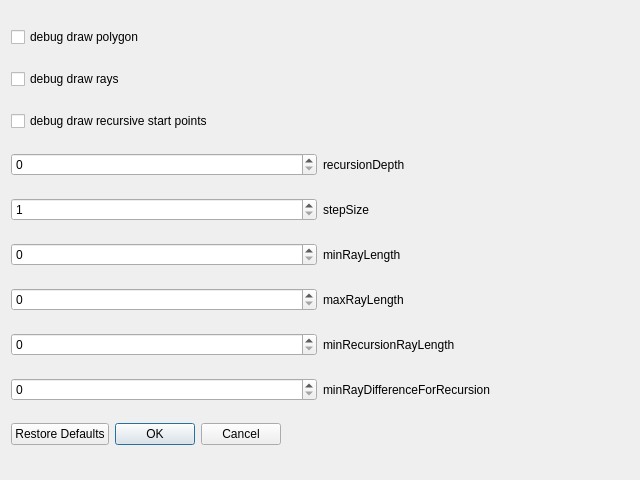
This is preferences.ui in nebomuk/raytrace_experiment as Qt 5 draws it before an edit. The edited form follows.
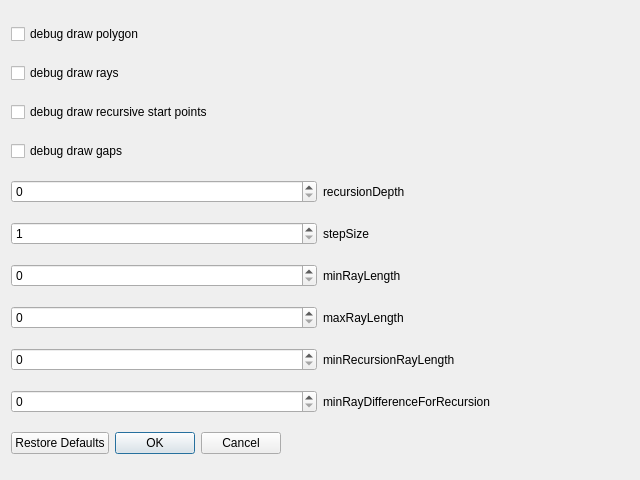
This is the edited form.

Commit message: fixed bugs in ray debug draw, open last image, attempt to detect gaps

Diff of the .ui file:
```diff
--- a/preferences.ui
+++ b/preferences.ui
@@ -14,49 +14,14 @@
    <string>Dialog</string>
   </property>
   <layout class="QGridLayout" name="gridLayout">
-   <item row="7" column="0">
-    <widget class="QSpinBox" name="minRecursionRayLength">
-     <property name="maximum">
-      <number>500</number>
-     </property>
-    </widget>
-   </item>
-   <item row="5" column="0">
-    <widget class="QSpinBox" name="minRayLength">
-     <property name="maximum">
-      <number>200</number>
-     </property>
-    </widget>
-   </item>
-   <item row="3" column="1">
-    <widget class="QLabel" name="label">
+   <item row="6" column="1">
+    <widget class="QLabel" name="label_3">
      <property name="text">
-      <string>recursionDepth</string>
+      <string>minRayLength</string>
      </property>
     </widget>
    </item>
-   <item row="4" column="1">
-    <widget class="QLabel" name="label_2">
-     <property name="text">
-      <string>stepSize</string>
-     </property>
-    </widget>
-   </item>
-   <item row="6" column="0">
-    <widget class="QSpinBox" name="maxRayLength">
-     <property name="maximum">
-      <number>5000</number>
-     </property>
-    </widget>
-   </item>
-   <item row="1" column="0" colspan="2">
-    <widget class="QCheckBox" name="debugDrawRays">
-     <property name="text">
-      <string>debug draw rays</string>
-     </property>
-    </widget>
-   </item>
-   <item row="9" column="0" colspan="2">
+   <item row="10" column="0" colspan="2">
     <widget class="QDialogButtonBox" name="buttonBox">
      <property name="sizePolicy">
       <sizepolicy hsizetype="Maximum" vsizetype="Fixed">
@@ -72,6 +37,41 @@
      </property>
     </widget>
    </item>
+   <item row="4" column="1">
+    <widget class="QLabel" name="label">
+     <property name="text">
+      <string>recursionDepth</string>
+     </property>
+    </widget>
+   </item>
+   <item row="7" column="0">
+    <widget class="QSpinBox" name="maxRayLength">
+     <property name="maximum">
+      <number>5000</number>
+     </property>
+    </widget>
+   </item>
+   <item row="5" column="1">
+    <widget class="QLabel" name="label_2">
+     <property name="text">
+      <string>stepSize</string>
+     </property>
+    </widget>
+   </item>
+   <item row="8" column="1">
+    <widget class="QLabel" name="label_5">
+     <property name="text">
+      <string>minRecursionRayLength</string>
+     </property>
+    </widget>
+   </item>
+   <item row="6" column="0">
+    <widget class="QSpinBox" name="minRayLength">
+     <property name="maximum">
+      <number>200</number>
+     </property>
+    </widget>
+   </item>
    <item row="0" column="0" colspan="2">
     <widget class="QCheckBox" name="debugDrawPolygon">
      <property name="text">
@@ -79,28 +79,24 @@
      </property>
     </widget>
    </item>
-   <item row="2" column="0" colspan="2">
-    <widget class="QCheckBox" name="debugDrawRecursiveStartPoints">
+   <item row="1" column="0" colspan="2">
+    <widget class="QCheckBox" name="debugDrawRays">
      <property name="text">
-      <string>debug draw recursive start points</string>
+      <string>debug draw rays</string>
      </property>
     </widget>
    </item>
-   <item row="5" column="1">
-    <widget class="QLabel" name="label_3">
-     <property name="text">
-      <string>minRayLength</string>
-     </property>
-    </widget>
-   </item>
-   <item row="3" column="0">
+   <item row="4" column="0">
     <widget class="QSpinBox" name="recursionDepth">
      <property name="maximum">
       <number>10</number>
      </property>
     </widget>
    </item>
-   <item row="4" column="0">
+   <item row="9" column="0">
+    <widget class="QSpinBox" name="minRayDifferenceForRecursion"/>
+   </item>
+   <item row="5" column="0">
     <widget class="QSpinBox" name="stepSize">
      <property name="minimum">
       <number>1</number>
@@ -110,30 +106,41 @@
      </property>
     </widget>
    </item>
-   <item row="8" column="0">
-    <widget class="QSpinBox" name="minRayDifferenceForRecursion"/>
+   <item row="2" column="0" colspan="2">
+    <widget class="QCheckBox" name="debugDrawRecursiveStartPoints">
+     <property name="text">
+      <string>debug draw recursive start points</string>
+     </property>
+    </widget>
    </item>
-   <item row="6" column="1">
+   <item row="7" column="1">
     <widget class="QLabel" name="label_4">
      <property name="text">
       <string>maxRayLength</string>
      </property>
     </widget>
    </item>
-   <item row="7" column="1">
-    <widget class="QLabel" name="label_5">
-     <property name="text">
-      <string>minRecursionRayLength</string>
+   <item row="8" column="0">
+    <widget class="QSpinBox" name="minRecursionRayLength">
+     <property name="maximum">
+      <number>500</number>
      </property>
     </widget>
    </item>
-   <item row="8" column="1">
+   <item row="9" column="1">
     <widget class="QLabel" name="label_6">
      <property name="text">
       <string>minRayDifferenceForRecursion</string>
      </property>
     </widget>
    </item>
+   <item row="3" column="0">
+    <widget class="QCheckBox" name="debugDrawGaps">
+     <property name="text">
+      <string>debug draw gaps</string>
+     </property>
+    </widget>
+   </item>
   </layout>
  </widget>
  <resources/>
```
The commit also changes 11 other files.
